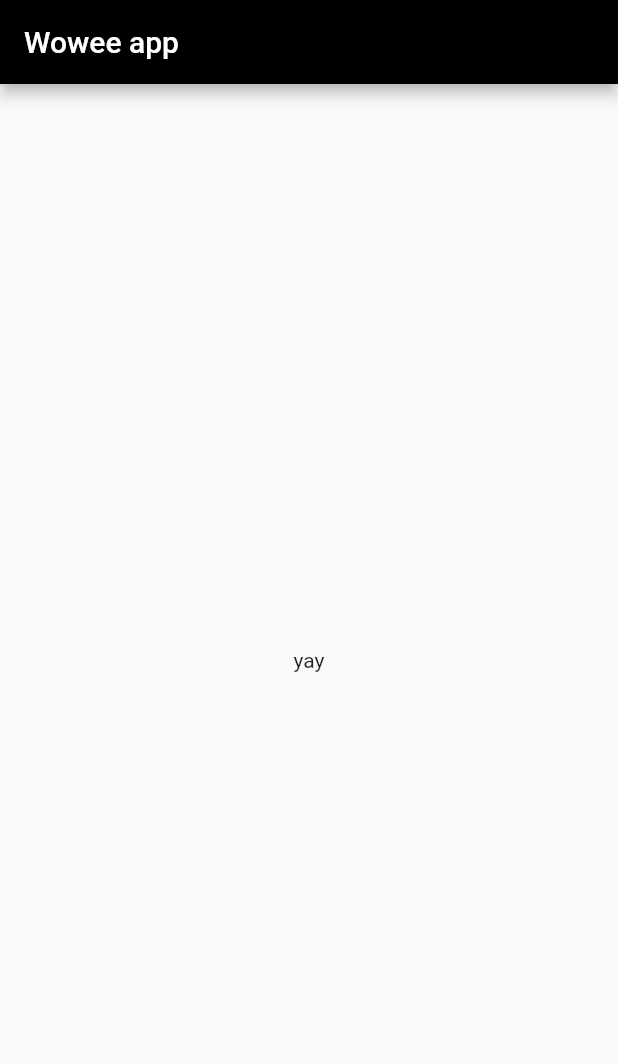
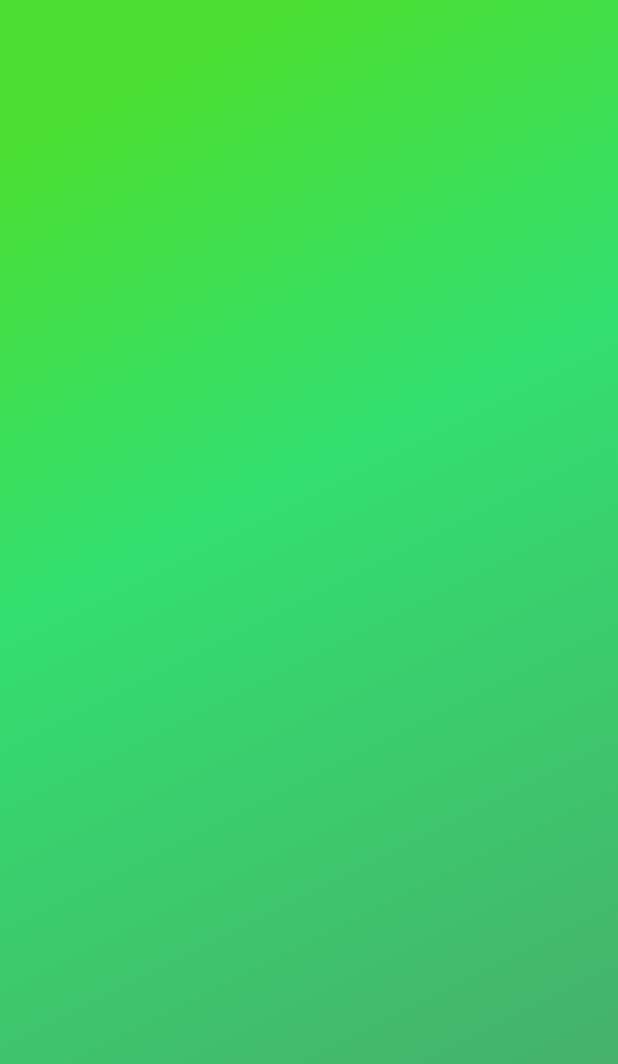
Before and after one commit to sean-wahoo/link_me, a Flutter app: the screen it shows after launch, on a phone screen of 412 x 824 dp. Shown: the top 1064 px of the screen. Run offline on Flutter 3.47's test engine with Material 2 defaults, Android fonts, the phone set to English and light mode, and no system bars.

```diff
--- a/lib/main.dart
+++ b/lib/main.dart
@@ -7,17 +7,34 @@ void main() {
 
 class MyApp extends StatelessWidget {
   Widget build(BuildContext context) {
+    final Color topGreen = HexColor.fromHex('#4BDF33');
+    final Color midGreen = HexColor.fromHex('#33DF6F');
+    final Color bottomGreen = HexColor.fromHex('#47B06B');
     return MaterialApp(
-      title: "LinkMe",
-      theme: ThemeData(
-        primaryColor: (HexColor.fromHex('#000000')),
-      ),
       home: Scaffold(
-        appBar: AppBar(
-          title: Text("Wowee app"),
-        ),
-        body: Center(
-          child: Text("yay"),
+        body: Stack(
+          children: <Widget>[
+            Container(
+              height: double.infinity,
+              width: double.infinity,
+              decoration: BoxDecoration(
+                gradient: LinearGradient(
+                  begin: Alignment.topLeft,
+                  end: Alignment.bottomRight,
+                  colors: [
+                    topGreen,
+                    midGreen,
+                    bottomGreen,
+                  ],
+                  stops: [
+                    0.1,
+                    0.4,
+                    0.9,
+                  ],
+                ),
+              ),
+            ),
+          ],
         ),
       ),
     );
--- a/pubspec.yaml
+++ b/pubspec.yaml
@@ -38,6 +38,9 @@ dev_dependencies:
 
 # The following section is specific to Flutter.
 flutter:
+  assets:
+    - assets/linkme.png
+    - assets/linkme.svg
 
   # The following line ensures that the Material Icons font is
   # included with your application, so that you can use the icons in
```
Also changed, not shown: assets/linkme.png (added), assets/linkme.svg (added).
